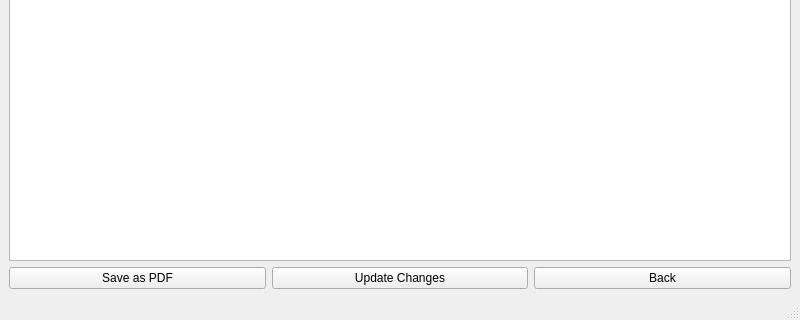
First picture: the form in App/ui/detailAttendance.ui, repository yonycherkos/automatic-classroom-attendance-system, before the edit; both pictures show x 0 to 800 and y 280 to 600 of the 800 by 600 pixel window.
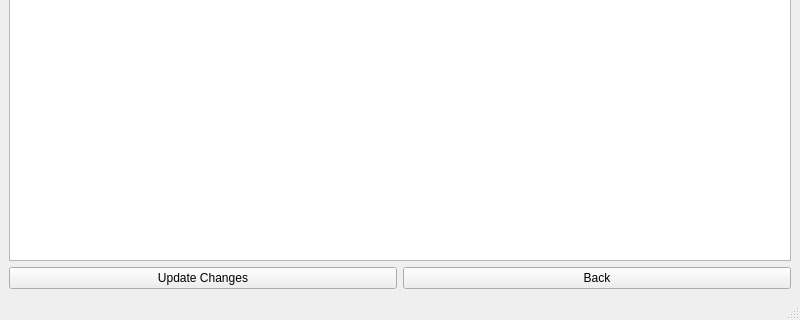
Second picture: the form after the edit.

Commit message: update attendance when change made

The edit to the form file:
```diff
--- a/App/ui/detailAttendance.ui
+++ b/App/ui/detailAttendance.ui
@@ -64,13 +64,6 @@
       </item>
       <item>
        <layout class="QHBoxLayout" name="horizontalLayout">
-        <item>
-         <widget class="QPushButton" name="saveAsPdfBtn">
-          <property name="text">
-           <string>Save as PDF</string>
-          </property>
-         </widget>
-        </item>
         <item>
          <widget class="QPushButton" name="updateChangesBtn">
           <property name="text">
```
The commit also changes 2 other files.
